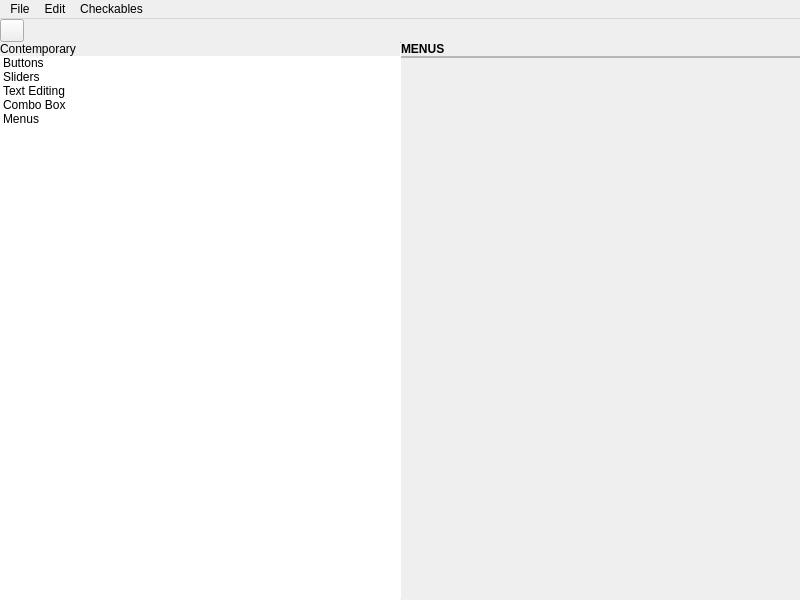
The window that demo/mainwindow.ui (theCheeseboard/contemporary-theme) describes before a commit, drawn with Qt 5.
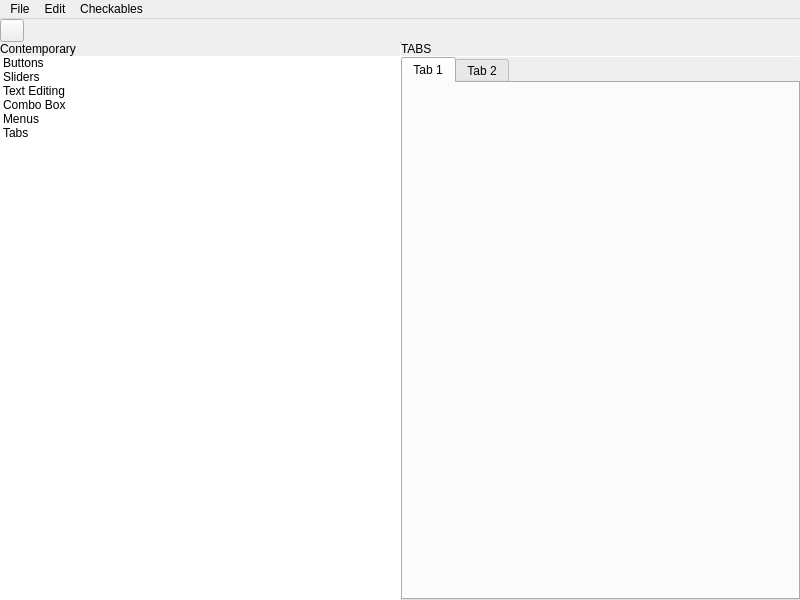
The same window after the commit. Icons and pictures are not drawn. Custom widgets are drawn as their Qt base class.

```diff
--- a/demo/mainwindow.ui
+++ b/demo/mainwindow.ui
@@ -164,6 +164,11 @@
              <string>Menus</string>
             </property>
            </item>
+           <item>
+            <property name="text">
+             <string>Tabs</string>
+            </property>
+           </item>
           </widget>
          </item>
         </layout>
@@ -185,7 +190,7 @@
       <item>
        <widget class="tStackedWidget" name="stackedWidget">
         <property name="currentIndex">
-         <number>4</number>
+         <number>5</number>
         </property>
         <widget class="QWidget" name="page">
          <layout class="QVBoxLayout" name="verticalLayout_3">
@@ -870,6 +875,59 @@
           </item>
          </layout>
         </widget>
+        <widget class="QWidget" name="page_6">
+         <layout class="QVBoxLayout" name="verticalLayout_9">
+          <property name="spacing">
+           <number>0</number>
+          </property>
+          <property name="leftMargin">
+           <number>0</number>
+          </property>
+          <property name="topMargin">
+           <number>0</number>
+          </property>
+          <property name="rightMargin">
+           <number>0</number>
+          </property>
+          <property name="bottomMargin">
+           <number>0</number>
+          </property>
+          <item>
+           <widget class="QLabel" name="label_10">
+            <property name="text">
+             <string>TABS</string>
+            </property>
+           </widget>
+          </item>
+          <item>
+           <widget class="Line" name="line_4">
+            <property name="maximumSize">
+             <size>
+              <width>16777215</width>
+              <height>1</height>
+             </size>
+            </property>
+            <property name="orientation">
+             <enum>Qt::Horizontal</enum>
+            </property>
+           </widget>
+          </item>
+          <item>
+           <widget class="QTabWidget" name="tabWidget">
+            <widget class="QWidget" name="tab">
+             <attribute name="title">
+              <string>Tab 1</string>
+             </attribute>
+            </widget>
+            <widget class="QWidget" name="tab_2">
+             <attribute name="title">
+              <string>Tab 2</string>
+             </attribute>
+            </widget>
+           </widget>
+          </item>
+         </layout>
+        </widget>
        </widget>
       </item>
      </layout>
```
Left out of the diff: 2 changed lines with no effect on the pictures.
